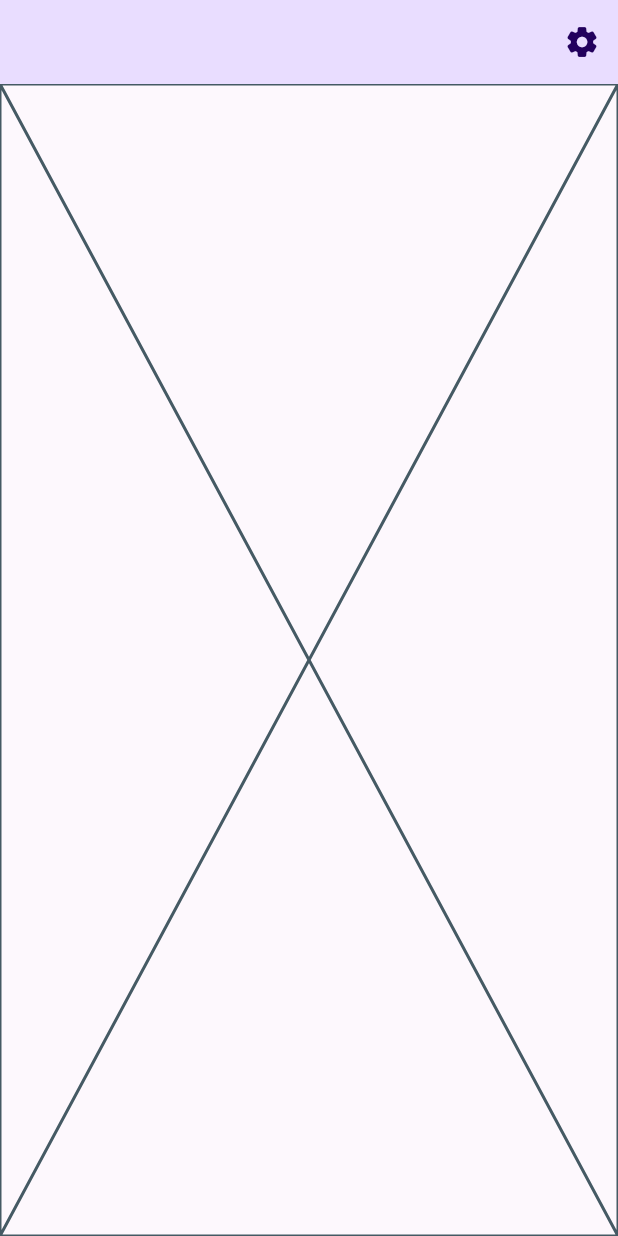
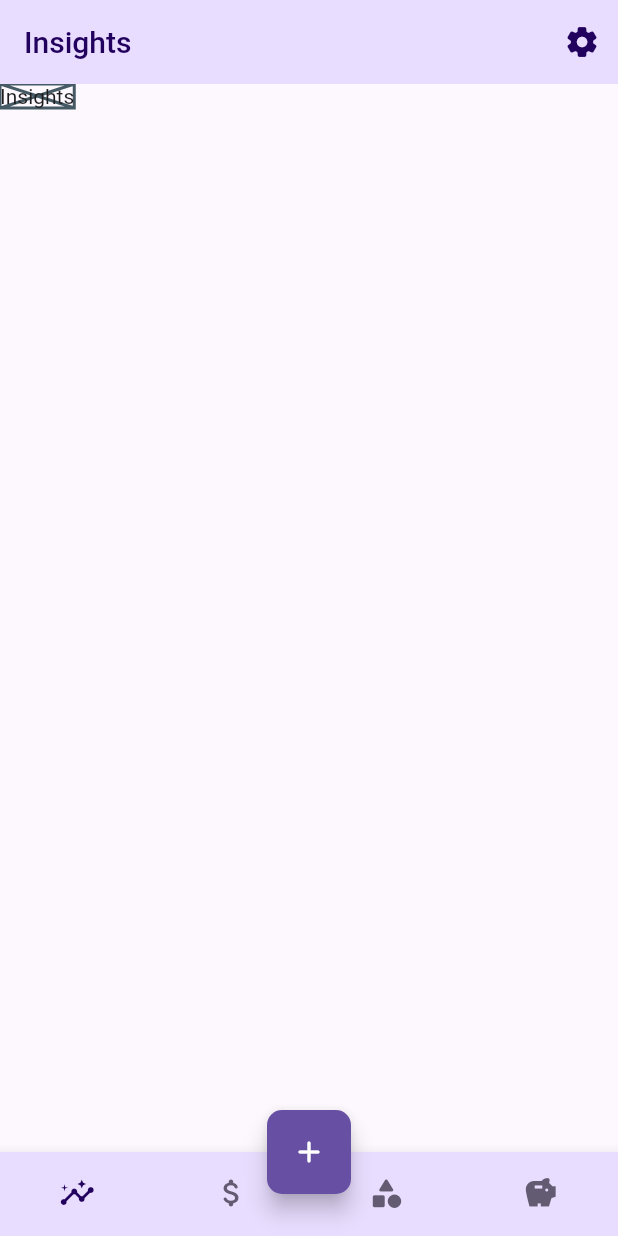
Before and after one commit to MartaKezele/wherewithal, a Flutter app: the screen it shows once a user with an empty profile is signed in, on a phone screen of 412 x 824 dp. Run offline on Flutter 3.47's test engine with Material 2 defaults, Android fonts, the phone set to English and light mode, and no system bars; our stand-ins replace adaptive_theme, firebase_auth, firebase_core, flutter_svg, get_it, get_it_mixin and 4 more; accounts and stored records are empty; project files that could hold a hidden picture were left out.

Commit message:
Home screen

```diff
--- /dev/null
+++ b/lib/components/sections/budget.dart
@@ -0,0 +1,12 @@
+import 'package:flutter/material.dart';
+
+class Budget extends StatelessWidget {
+  const Budget({super.key});
+
+  @override
+  Widget build(BuildContext context) {
+    return const Placeholder(
+      child: Text('Budget'),
+    );
+  }
+}
--- /dev/null
+++ b/lib/components/sections/categories.dart
@@ -0,0 +1,12 @@
+import 'package:flutter/material.dart';
+
+class Categories extends StatelessWidget {
+  const Categories({super.key});
+
+  @override
+  Widget build(BuildContext context) {
+    return const Placeholder(
+      child: Text('Categories'),
+    );
+  }
+}
--- /dev/null
+++ b/lib/components/sections/insights.dart
@@ -0,0 +1,12 @@
+import 'package:flutter/material.dart';
+
+class Insights extends StatelessWidget {
+  const Insights({super.key});
+
+  @override
+  Widget build(BuildContext context) {
+    return const Placeholder(
+      child: Text('Insights'),
+    );
+  }
+}
--- a/lib/components/social_auth.dart
+++ b/lib/components/social_auth.dart
@@ -59,7 +59,7 @@ class _SocialAuthState extends State<SocialAuth> {
             child: Text(localizations.continueWithGoogle),
           )
               .addColorStyle(OutlinedButtonStyles.inverseSurface)
-              .addBigStyle(constructor: OutlinedButton.new)
+              .addBigHeight(constructor: OutlinedButton.new)
               .loadingBtn(
                 constructor: OutlinedButton.new,
                 isLoading: _loading,
--- /dev/null
+++ b/lib/config/bottom_nav.dart
@@ -0,0 +1,39 @@
+import 'package:flutter/material.dart';
+
+import '../app_models/bottom_nav_item.dart';
+import '../components/sections/budget.dart';
+import '../components/sections/categories.dart';
+import '../components/sections/insights.dart';
+import '../components/sections/recurring_transactions.dart';
+import '../utils/app_localizations.dart';
+
+List<BottomNavItem> bottomNav() {
+  final localizations = AppLocalizations.ofCurrentContext();
+
+  return [
+    BottomNavItem(
+      icon: Icons.insights_rounded,
+      label: localizations.insights,
+      tooltip: localizations.insights,
+      screen: const Insights(),
+    ),
+    BottomNavItem(
+      icon: Icons.attach_money_rounded,
+      label: localizations.recurringTransactions,
+      tooltip: localizations.recurringTransactions,
+      screen: const RecurringTransactions(),
+    ),
+    BottomNavItem(
+      icon: Icons.category_rounded,
+      label: localizations.categories,
+      tooltip: localizations.categories,
+      screen: const Categories(),
+    ),
+    BottomNavItem(
+      icon: Icons.savings,
+      label: localizations.budget,
+      tooltip: localizations.budget,
+      screen: const Budget(),
+    ),
+  ];
+}
--- a/lib/screens/enter_app/create_account.dart
+++ b/lib/screens/enter_app/create_account.dart
@@ -127,7 +127,7 @@ class _CreateAccountState extends State<CreateAccount> {
                           child: Text(localizations.createAccount),
                         )
                             .addColorStyle(FilledButtonStyles.secondary)
-                            .addBigStyle(constructor: FilledButton.new)
+                            .addBigHeight(constructor: FilledButton.new)
                             .loadingBtn(
                               constructor: FilledButton.new,
                               colorStyle: FilledButtonStyles.secondary,
--- a/lib/screens/enter_app/forgot_password.dart
+++ b/lib/screens/enter_app/forgot_password.dart
@@ -104,7 +104,7 @@ class _ForgotPasswordState extends State<ForgotPassword> {
                             ),
                     child: Text(localizations.send),
                   )
-                      .addMediumStyle(
+                      .addMediumHeight(
                         constructor: FilledButton.new,
                       )
                       .loadingBtn(
@@ -120,7 +120,7 @@ class _ForgotPasswordState extends State<ForgotPassword> {
           TextButton(
             onPressed: () => context.pop(),
             child: Text(localizations.goBack),
-          ).addMediumStyle(
+          ).addMediumHeight(
             constructor: TextButton.new,
           ),
         ],
--- a/lib/screens/enter_app/sign_in.dart
+++ b/lib/screens/enter_app/sign_in.dart
@@ -138,7 +138,7 @@ class _SignInState extends State<SignIn> {
                           child: Text(localizations.signIn),
                         )
                             .addColorStyle(FilledButtonStyles.primary)
-                            .addBigStyle(constructor: FilledButton.new)
+                            .addBigHeight(constructor: FilledButton.new)
                             .loadingBtn(
                               constructor: FilledButton.new,
                               colorStyle: FilledButtonStyles.primary,
--- a/lib/screens/enter_app/verify_email.dart
+++ b/lib/screens/enter_app/verify_email.dart
@@ -146,7 +146,7 @@ class _VerifyEmailState extends State<VerifyEmail> {
             child: Text(localizations.continueMsg),
           )
               .addColorStyle(FilledButtonStyles.primary)
-              .addBigStyle(constructor: FilledButton.new)
+              .addBigHeight(constructor: FilledButton.new)
               .loadingBtn(
                 constructor: FilledButton.new,
                 isLoading: _reloadingUser,
@@ -158,7 +158,7 @@ class _VerifyEmailState extends State<VerifyEmail> {
             child: Text(localizations.resendVerificationEmail),
           )
               .addColorStyle(FilledButtonStyles.secondary)
-              .addBigStyle(constructor: FilledButton.new)
+              .addBigHeight(constructor: FilledButton.new)
               .loadingBtn(
                 constructor: FilledButton.new,
                 isLoading: _resendingVerificationEmail,
@@ -170,7 +170,7 @@ class _VerifyEmailState extends State<VerifyEmail> {
             child: Text(localizations.cancel),
           )
               .addColorStyle(OutlinedButtonStyles.inverseSurface)
-              .addBigStyle(constructor: FilledButton.new)
+              .addBigHeight(constructor: FilledButton.new)
               .loadingBtn(
                 constructor: OutlinedButton.new,
                 isLoading: _signingOut,
--- a/lib/screens/enter_app/welcome.dart
+++ b/lib/screens/enter_app/welcome.dart
@@ -41,7 +41,7 @@ class Welcome extends StatelessWidget {
               child: Text(localizations.signIn),
             )
                 .addColorStyle(FilledButtonStyles.primary)
-                .addBigStyle(constructor: FilledButton.new),
+                .addBigHeight(constructor: FilledButton.new),
           ),
           HeightSpacer.xs,
           Hero(
@@ -51,7 +51,7 @@ class Welcome extends StatelessWidget {
               child: Text(localizations.createAccount),
             )
                 .addColorStyle(FilledButtonStyles.secondary)
-                .addBigStyle(constructor: FilledButton.new),
+                .addBigHeight(constructor: FilledButton.new),
           ),
           HeightSpacer.xs,
           const SocialAuth(),
--- a/lib/screens/home.dart
+++ b/lib/screens/home.dart
@@ -1,14 +1,65 @@
 import 'package:flutter/material.dart';
 
+import '../components/add_bottom_sheet.dart';
+import '../config/bottom_nav.dart';
 import '../extensions/build_context.dart';
+import '../utils/app_localizations.dart';
+import '../constants/themes/container.dart';
 
-class Home extends StatelessWidget {
+class Home extends StatefulWidget {
   const Home({super.key});
 
   @override
+  State<Home> createState() => _HomeState();
+}
+
+class _HomeState extends State<Home> with WidgetsBindingObserver {
+  int _bottomNavIndex = 0;
+
+  final _bottomNav = bottomNav();
+  late String _appBarTitle;
+
+  void onFabPressed() {
+    showModalBottomSheet(
+      context: context,
+      useSafeArea: true,
+      builder: (BuildContext context) => const AddBottomSheet(),
+    );
+  }
+
+  void _onBottomNavItemTapped(int index) {
+    setState(() {
+      _bottomNavIndex = index;
+      _appBarTitle = _bottomNav[index].label;
+    });
+  }
+
+  @override
+  didChangeDependencies() {
+    WidgetsBinding.instance.addObserver(this);
+    _appBarTitle = _bottomNav[_bottomNavIndex].label;
+    super.didChangeDependencies();
+  }
+
+  @override
+  void didChangeLocales(List<Locale>? locale) {
+    _appBarTitle = _bottomNav[0].label;
+    super.didChangeLocales(locale);
+  }
+
+  @override
+  dispose() {
+    WidgetsBinding.instance.removeObserver(this);
+    super.dispose();
+  }
+
+  @override
   Widget build(BuildContext context) {
+    final localizations = AppLocalizations.of(context);
+
     return Scaffold(
       appBar: AppBar(
+        title: Text(_appBarTitle),
         actions: [
           IconButton(
             onPressed: () => context.pushSettings(),
@@ -16,7 +67,32 @@ class Home extends StatelessWidget {
           ),
         ],
       ),
-      body: const Placeholder(),
+      body: _bottomNav[_bottomNavIndex].screen,
+      floatingActionButtonLocation: FloatingActionButtonLocation.centerDocked,
+      bottomNavigationBar: BottomNavigationBar(
+        type: BottomNavigationBarType.fixed,
+        currentIndex: _bottomNavIndex,
+        showUnselectedLabels: false,
+        showSelectedLabels: false,
+        onTap: _onBottomNavItemTapped,
+        items: _bottomNav
+            .map(
+              (navItem) => BottomNavigationBarItem(
+                icon: Icon(
+                  navItem.icon,
+                ),
+                label: navItem.label,
+                tooltip: navItem.tooltip,
+              ),
+            )
+            .toList(),
+      ),
+      floatingActionButton: FloatingActionButton(
+        onPressed: onFabPressed,
+        shape: containerShape,
+        tooltip: localizations.add,
+        child: const Icon(Icons.add_rounded),
+      ),
     );
   }
 }
--- a/lib/screens/settings/settings.dart
+++ b/lib/screens/settings/settings.dart
@@ -99,7 +99,9 @@ class _SettingsState extends State<Settings> with GetItStateMixin {
             leading: const Icon(Icons.notifications_active_outlined),
             title: Text(localizations.notifications),
             trailing: const Icon(Icons.chevron_right_rounded),
-            onTap: () => print('notifications'),
+            onTap: () {
+              // TODO implement notifications screen
+            },
           ),
           ListTile(
             leading: const Icon(Icons.info_outline_rounded),
--- a/lib/utils/app_localizations.dart
+++ b/lib/utils/app_localizations.dart
@@ -693,6 +693,62 @@ class AppLocalizations {
     );
   }
 
+  String get insights {
+    return Intl.message(
+      'Insights',
+      locale: localeName,
+    );
+  }
+
+  String get recurringTransactions {
+    return Intl.message(
+      'Recurring transactions',
+      locale: localeName,
+    );
+  }
+
+  String get categories {
+    return Intl.message(
+      'Categories',
+      locale: localeName,
+    );
+  }
+
+  String get budget {
+    return Intl.message(
+      'Budget',
+      locale: localeName,
+    );
+  }
+
+  String get add {
+    return Intl.message(
+      'Add',
+      locale: localeName,
+    );
+  }
+
+  String get expense {
+    return Intl.message(
+      'Expense',
+      locale: localeName,
+    );
+  }
+
+  String get income {
+    return Intl.message(
+      'Income',
+      locale: localeName,
+    );
+  }
+
+  String get category {
+    return Intl.message(
+      'Category',
+      locale: localeName,
+    );
+  }
+
   String signInUsingMethods(String methods) {
     return Intl.message(
       'Sign in using one of the following methods: $methods. Once signed in you can configure sign in with google account in the profile section.',
```
Also changed, not shown: lib/app_models/bottom_nav_item.dart (added, +15 -0 lines), lib/components/add_bottom_sheet.dart (added, +73 -0 lines), lib/components/sections/recurring_transactions.dart (added, +12 -0 lines), lib/extensions/button/button_style_button.dart (+22 -5 lines).
